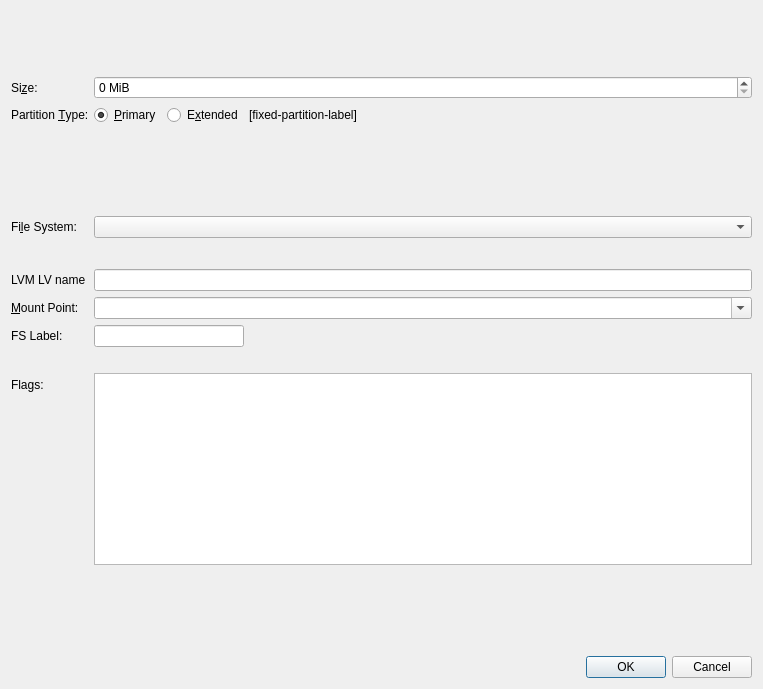
First picture: the form in src/modules/partition/gui/CreatePartitionDialog.ui, repository calamares/calamares, before the edit.
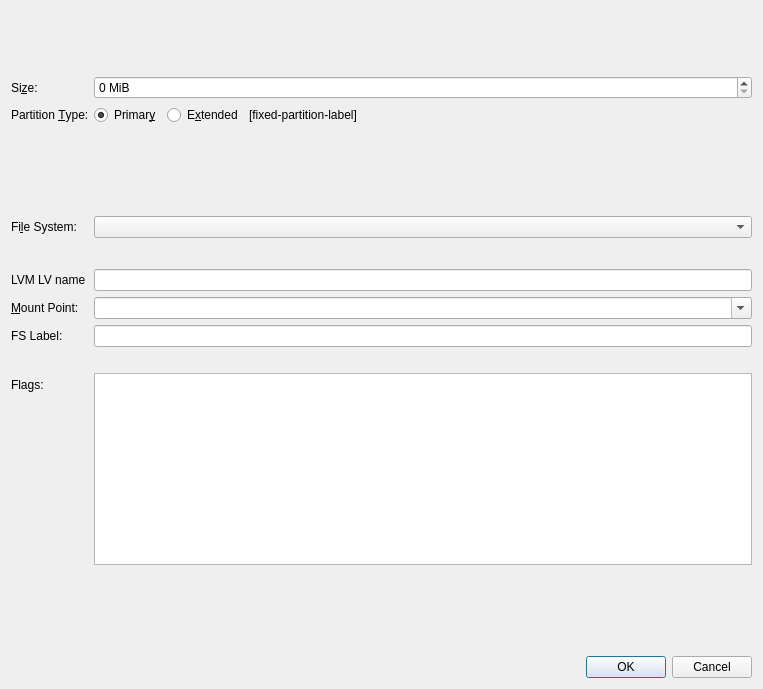
Second picture: the form after the edit. Custom widgets are drawn as their Qt base class.

Commit message:
[partition] UI-tweak mount-point and fs-label boxes
- make the boxes expand, rather than stick to a minimum
  size that doesn't align with other boxes in the dialog,
  and which may be too small to contain the text they display.

```diff
--- a/src/modules/partition/gui/CreatePartitionDialog.ui
+++ b/src/modules/partition/gui/CreatePartitionDialog.ui
@@ -68,7 +68,7 @@
        <item>
         <widget class="QRadioButton" name="primaryRadioButton">
          <property name="text">
-          <string>&amp;Primary</string>
+          <string>Primar&amp;y</string>
          </property>
          <property name="checked">
           <bool>true</bool>
@@ -221,12 +221,6 @@
      </item>
      <item row="9" column="1">
       <widget class="QLineEdit" name="filesystemLabelEdit">
-       <property name="maximumSize">
-        <size>
-         <width>150</width>
-         <height>16777215</height>
-        </size>
-       </property>
        <property name="toolTip">
         <string>Label for the filesystem</string>
        </property>
```
Left out of the diff: 6 changed lines with no effect on the pictures. The commit also changes 1 other file.
